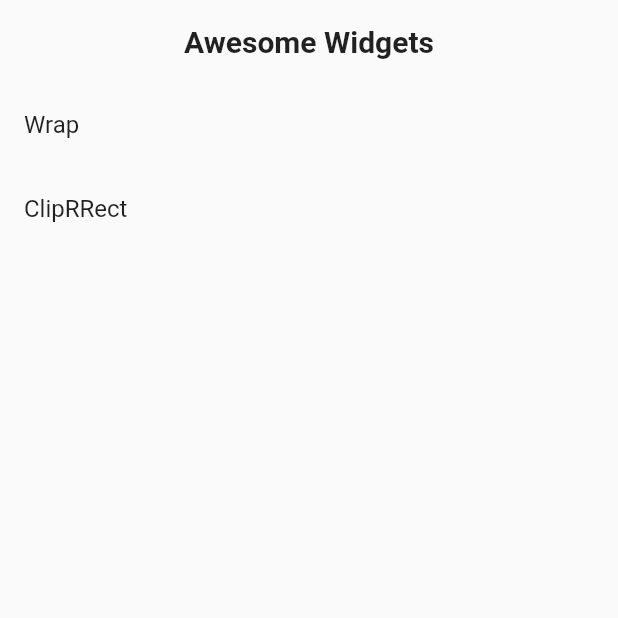
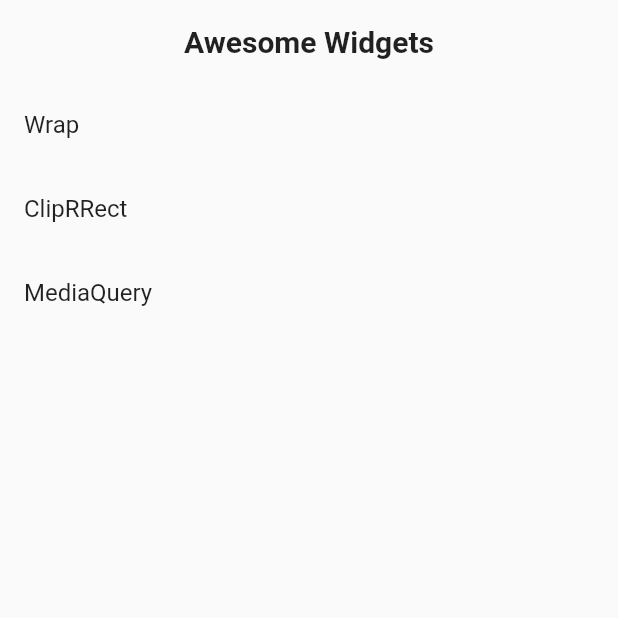
Before and after one commit to henriquehorbovyi/FlutterPlayground, a Flutter app: the screen it shows after launch, on a phone screen of 412 x 824 dp, the top half of it. Run offline on Flutter 3.47's test engine with Material 2 defaults, Android fonts, the phone set to English and light mode, and no system bars; our stand-ins replace flutter_mobx, flutter_redux, hive, mobx, redux; accounts and stored records are empty; generated files the repository leaves out were written again.

Commit message:
created a new awesome widget

```diff
--- a/awesome_widgets/lib/components/awesome_widgets.dart
+++ b/awesome_widgets/lib/components/awesome_widgets.dart
@@ -20,6 +20,9 @@ class AwesomeWidgets extends StatelessWidget {
               listTile("ClipRRect", () {
                 Navigator.pushNamed(context, "/clipRRect");
               }),
+              listTile("MediaQuery", () {
+                Navigator.pushNamed(context, "/mediaQuery");
+              }),
             ],
           )
         ],
--- a/awesome_widgets/lib/routes.dart
+++ b/awesome_widgets/lib/routes.dart
@@ -1,5 +1,6 @@
 import 'package:awesome_widgets/screens/cliprrect_screen.dart';
 import 'package:awesome_widgets/screens/home_screen.dart';
+import 'package:awesome_widgets/screens/media_query_screen.dart';
 import 'package:awesome_widgets/screens/wrap_screen.dart';
 import 'package:flutter/material.dart';
 
@@ -7,4 +8,5 @@ final Map<String, WidgetBuilder> routes = <String, WidgetBuilder>{
   "/": (BuildContext context) => HomeScreen(),
   "/wrap": (BuildContext context) => WrapScreen(),
   "/clipRRect": (BuildContext context) => ClipRRectScreen(),
+  "/mediaQuery": (BuildContext context) => MediaQuqeryScreen(),
 };
```
Also changed, not shown: awesome_widgets/lib/screens/media_query_screen.dart (added, +36 -0 lines).
